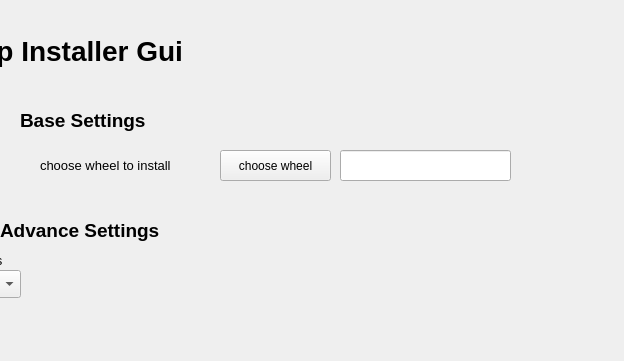
Above: src/main/resources/base/main_window.ui from FrancescoGalasso/pip-installer-gui before the change; both pictures show x 400 to 1024 and y 0 to 361 of the 1024 by 600 pixel window. Below: the same form after it.
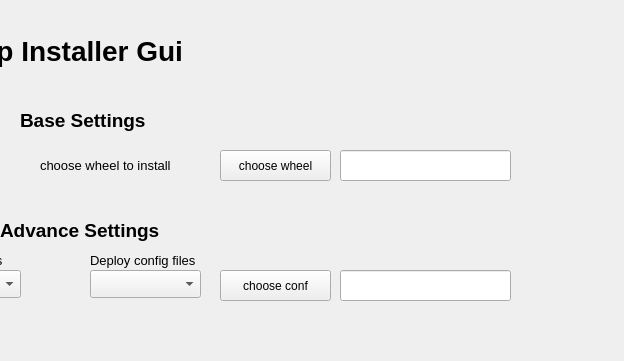
That is the form after the change.

Commit message: start to implement conf files deploy

What changed in the file:
```diff
--- a/src/main/resources/base/main_window.ui
+++ b/src/main/resources/base/main_window.ui
@@ -206,10 +206,15 @@
       <rect>
        <x>490</x>
        <y>70</y>
-       <width>54</width>
-       <height>17</height>
+       <width>61</width>
+       <height>21</height>
       </rect>
      </property>
+     <property name="font">
+      <font>
+       <pointsize>9</pointsize>
+      </font>
+     </property>
      <property name="text">
       <string/>
      </property>
@@ -313,6 +318,70 @@
       </font>
      </property>
     </widget>
+    <widget class="QLabel" name="label_5">
+     <property name="geometry">
+      <rect>
+       <x>500</x>
+       <y>250</y>
+       <width>121</width>
+       <height>21</height>
+      </rect>
+     </property>
+     <property name="font">
+      <font>
+       <pointsize>10</pointsize>
+      </font>
+     </property>
+     <property name="text">
+      <string>Deploy config files</string>
+     </property>
+    </widget>
+    <widget class="QComboBox" name="comboBox_config_files">
+     <property name="geometry">
+      <rect>
+       <x>500</x>
+       <y>270</y>
+       <width>111</width>
+       <height>28</height>
+      </rect>
+     </property>
+     <property name="font">
+      <font>
+       <pointsize>10</pointsize>
+      </font>
+     </property>
+    </widget>
+    <widget class="QPushButton" name="pushButton_choose_conf">
+     <property name="geometry">
+      <rect>
+       <x>630</x>
+       <y>270</y>
+       <width>111</width>
+       <height>31</height>
+      </rect>
+     </property>
+     <property name="font">
+      <font>
+       <pointsize>9</pointsize>
+      </font>
+     </property>
+     <property name="text">
+      <string>choose conf</string>
+     </property>
+    </widget>
+    <widget class="QLineEdit" name="qline_folder_conf_path">
+     <property name="geometry">
+      <rect>
+       <x>750</x>
+       <y>270</y>
+       <width>171</width>
+       <height>31</height>
+      </rect>
+     </property>
+     <property name="readOnly">
+      <bool>true</bool>
+     </property>
+    </widget>
    </widget>
   </widget>
  </widget>
```
The commit also changes 1 other file.
